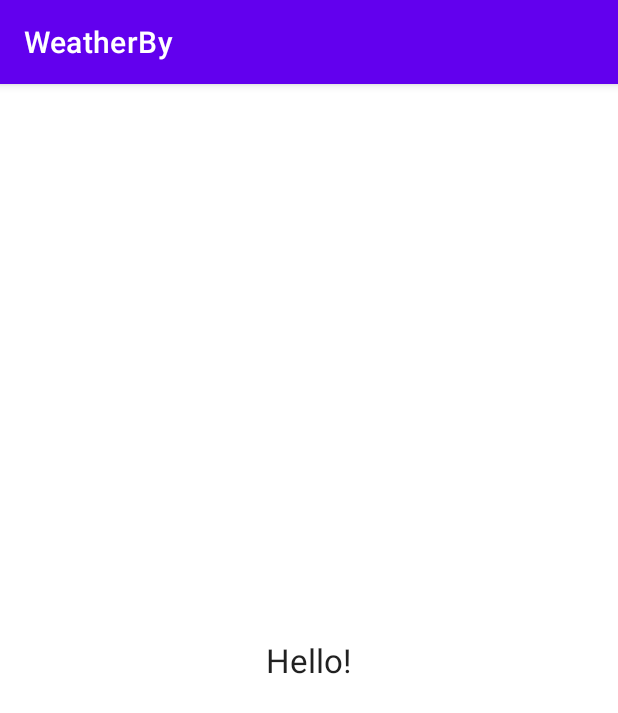
After one commit to laksh-21/WeatherBy, an Android app: the WeatherDetailsActivity screen opened directly, with no data from a screen before it, on a phone screen of 412 x 824 dp. The commit adds this screen. Shown: the top 713 px of the screen. Run offline under Robolectric (Android 15) with nearby library versions, the phone set to English and light mode, and no system bars.

Commit message:
Add WeatherDetails Activity and intent

```diff
--- a/app/src/main/AndroidManifest.xml
+++ b/app/src/main/AndroidManifest.xml
@@ -2,7 +2,7 @@
 <manifest xmlns:android="http://schemas.android.com/apk/res/android"
     package="com.example.weatherby">
 
-    <uses-permission android:name="android.permission.INTERNET"/>
+    <uses-permission android:name="android.permission.INTERNET" />
 
     <application
         android:allowBackup="true"
@@ -11,6 +11,7 @@
         android:roundIcon="@mipmap/ic_launcher_round"
         android:supportsRtl="true"
         android:theme="@style/Theme.WeatherBy">
+        <activity android:name=".WeatherDetailsActivity"></activity>
         <activity android:name=".MainActivity">
             <intent-filter>
                 <action android:name="android.intent.action.MAIN" />
--- /dev/null
+++ b/app/src/main/java/com/example/weatherby/WeatherDetailsActivity.java
@@ -0,0 +1,23 @@
+package com.example.weatherby;
+
+import androidx.appcompat.app.AppCompatActivity;
+
+import android.content.Intent;
+import android.os.Bundle;
+import android.widget.TextView;
+
+public class WeatherDetailsActivity extends AppCompatActivity {
+
+    private TextView mDetailsTextView;
+    @Override
+    protected void onCreate(Bundle savedInstanceState) {
+        super.onCreate(savedInstanceState);
+        setContentView(R.layout.activity_weather_details);
+        mDetailsTextView = findViewById(R.id.tv_weather_details);
+        Intent creationIntent = getIntent();
+
+        if(creationIntent.hasExtra(Intent.EXTRA_TEXT)){
+            mDetailsTextView.setText(creationIntent.getStringExtra(Intent.EXTRA_TEXT));
+        }
+    }
+}
--- /dev/null
+++ b/app/src/main/res/layout/activity_weather_details.xml
@@ -0,0 +1,9 @@
+<?xml version="1.0" encoding="utf-8"?>
+<TextView android:layout_height="wrap_content"
+    android:id="@+id/tv_weather_details"
+    android:layout_width="match_parent"
+    android:layout_gravity="center_vertical"
+    android:gravity="center"
+    xmlns:android="http://schemas.android.com/apk/res/android"
+    style="@style/TextAppearance.AppCompat.Large"
+    android:text="Hello!"/>
--- a/app/src/main/res/layout/forecast_list_item.xml
+++ b/app/src/main/res/layout/forecast_list_item.xml
@@ -11,6 +11,9 @@
         style="@style/TextAppearance.AppCompat.Large"
         android:padding="16dp"/>
 
-    <!--  TODO-Add a view to make a divider between two different things  -->
+    <View
+        android:layout_width="match_parent"
+        android:layout_height="1dp"
+        android:background="#606060"/>
 
 </LinearLayout>
```
Also changed, not shown: app/src/main/java/com/example/weatherby/ForecastAdapter.java (+13 -5 lines).
